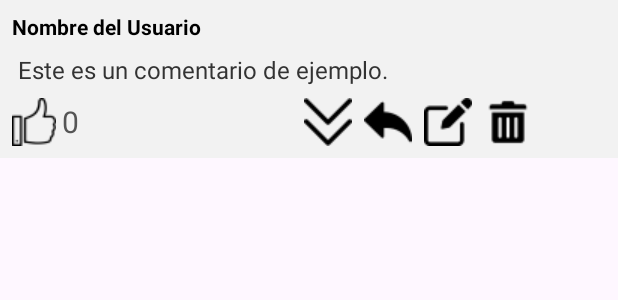
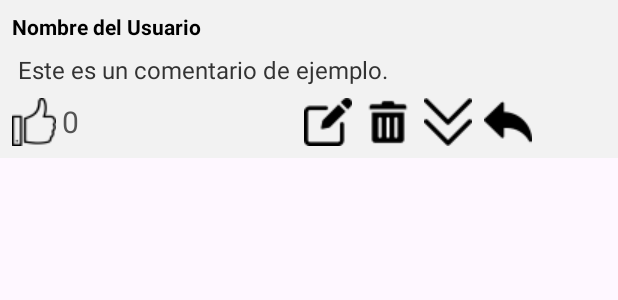
Before and after one commit to Stefano-Antonio/ReGym-AS, an Android app: the layout item_comentario.xml on its own in the app's theme, with its tools: preview values and no code run, on a phone screen of 412 x 824 dp. Shown: the top 300 px of the screen. Run offline under Robolectric (Android 15) with nearby library versions, the phone set to English and light mode, and no system bars.

Commit message:
Funciones de administrador, administrar comentarios terminado y correccion en eliminar de respuestas

```diff
--- a/app/src/main/java/com/example/regym/ApiClient.java
+++ b/app/src/main/java/com/example/regym/ApiClient.java
@@ -76,8 +76,8 @@ public class ApiClient {
         Call<List<Usuario>> getUsuarios();
 
         // Ruta para eliminar un usuario
-        @DELETE("/api/administrador/usuarios/eliminar/{matricula}")
-        Call<Void> eliminarUsuario(@Path("matricula") String matricula);
+        @DELETE("/api/administrador/usuarios/eliminar/{matricula}/{usuarioId}")
+        Call<Void> eliminarUsuario(@Path("matricula") String matricula,  @Path("usuarioId") String usuarioId);
 
         // Método para actualizar los datos de un usuario
         @PUT("/api/administrador/usuarios/editar/{matriculaAux}")
--- a/app/src/main/java/com/example/regym/MainActivity.java
+++ b/app/src/main/java/com/example/regym/MainActivity.java
@@ -7,7 +7,6 @@ import android.widget.Button;
 
 import androidx.appcompat.app.AppCompatActivity;
 
-import com.example.regym.administrador.Pantalla_Inicio_Administrador;
 import com.google.firebase.FirebaseApp;
 
 public class MainActivity extends AppCompatActivity {
@@ -27,7 +26,7 @@ public class MainActivity extends AppCompatActivity {
             @Override
             public void onClick(View v) {
 
-                Intent intent = new Intent(MainActivity.this, Pantalla_Inicio_Administrador.class);
+                Intent intent = new Intent(MainActivity.this, Pantalla_Inicio_Entrenador.class);
                 startActivity(intent);
             }
         });
--- a/app/src/main/java/com/example/regym/Pantalla_Iniciar_Sesion.java
+++ b/app/src/main/java/com/example/regym/Pantalla_Iniciar_Sesion.java
@@ -31,6 +31,8 @@ public class Pantalla_Iniciar_Sesion extends AppCompatActivity {
 
     private EditText correoEditText, passwordEditText;
     private String correo,password;
+    private String matricula;
+
     @SuppressLint("ClickableViewAccessibility")
     @Override
     protected void onCreate(Bundle savedInstanceState) {
@@ -119,7 +121,8 @@ public class Pantalla_Iniciar_Sesion extends AppCompatActivity {
             public void onResponse(Call<ResponseBody> call, Response<ResponseBody> response) {
                 if (response.isSuccessful() && response.body() != null) {
 
-                    String responseBodyString = null;
+                    String responseBodyString = String.valueOf(response.body());
+                    Log.d("API_REhSPONSE", responseBodyString);
                     try {
 
                         responseBodyString = response.body().string();
@@ -156,6 +159,7 @@ public class Pantalla_Iniciar_Sesion extends AppCompatActivity {
                             intent.putExtra("tipoUsuario", tipoUsuario);
                             intent.putExtra("userId", userId);
                             intent.putExtra("nombre", nombre);
+                            intent.putExtra("matricula", matricula);
 
                             //Guardar los datos en SharedPreferences
                             SharedPreferences usuarioDatos = getSharedPreferences("DatosUsuario", MODE_PRIVATE);
--- a/app/src/main/java/com/example/regym/administrador/Manual_Gimansia_Comentarios.java
+++ b/app/src/main/java/com/example/regym/administrador/Manual_Gimansia_Comentarios.java
@@ -18,6 +18,7 @@ public class Manual_Gimansia_Comentarios extends AppCompatActivity {
         super.onCreate(savedInstanceState);
         setContentView(R.layout.manual_gimansia_comentarios);
         String usuarioId = getIntent().getStringExtra("usuarioId");
+        String matricula = getIntent().getStringExtra("matricula");
 
 //Botones
         Button Salto_btn = findViewById(R.id.Salto_btn);
@@ -36,6 +37,7 @@ public class Manual_Gimansia_Comentarios extends AppCompatActivity {
                 String ComId = "S";
                 intent.putExtra("ComId",ComId);
                 intent.putExtra("usuarioId", usuarioId);
+                intent.putExtra("matricula", matricula);
                 startActivity(intent);
             }
         });
@@ -48,6 +50,7 @@ public class Manual_Gimansia_Comentarios extends AppCompatActivity {
                 String ComId = "P";
                 intent.putExtra("ComId",ComId);
                 intent.putExtra("usuarioId", usuarioId);
+                intent.putExtra("matricula", matricula);
                 startActivity(intent);
             }
         });
@@ -60,6 +63,7 @@ public class Manual_Gimansia_Comentarios extends AppCompatActivity {
                 String ComId = "B";
                 intent.putExtra("ComId",ComId);
                 intent.putExtra("usuarioId", usuarioId);
+                intent.putExtra("matricula", matricula);
                 startActivity(intent);
             }
         });
@@ -72,6 +76,7 @@ public class Manual_Gimansia_Comentarios extends AppCompatActivity {
                 String ComId = "V";
                 intent.putExtra("ComId",ComId);
                 intent.putExtra("usuarioId", usuarioId);
+                intent.putExtra("matricula", matricula);
                 startActivity(intent);
             }
         });
--- a/app/src/main/java/com/example/regym/manual_gimnasia/movimiento_Individual/Movimiento_Pantalla.java
+++ b/app/src/main/java/com/example/regym/manual_gimnasia/movimiento_Individual/Movimiento_Pantalla.java
@@ -375,7 +375,8 @@ public class Movimiento_Pantalla extends AppCompatActivity {
                     // Inicializa el adaptador con una lista vacía
                     SharedPreferences preferences = getSharedPreferences("DatosUsuario", MODE_PRIVATE);
                     String userId = preferences.getString("userId", null); // Debe ser el ObjectId del usuario
-                    comentarioAdapter = new ComentarioAdapter(listaComentariosEnMemoria, Movimiento_Pantalla.this, userId);
+                    String matricula = "Z";
+                    comentarioAdapter = new ComentarioAdapter(listaComentariosEnMemoria, Movimiento_Pantalla.this, userId, matricula);
 
                     // Asigna el adaptador al RecyclerView
                     recyclerView.setAdapter(comentarioAdapter);
--- a/app/src/main/res/layout/item_comentario.xml
+++ b/app/src/main/res/layout/item_comentario.xml
@@ -2,6 +2,7 @@
 <LinearLayout xmlns:android="http://schemas.android.com/apk/res/android"
     android:layout_width="match_parent"
     android:layout_height="wrap_content"
+    xmlns:app="http://schemas.android.com/apk/res-auto"
     android:orientation="vertical"
     android:padding="8dp"
     android:background="#f2f2f2"
@@ -52,6 +53,7 @@
 
     <!-- Sección para el ícono de like y el contador -->
     <LinearLayout
+        android:id="@+id/likeSection"
         android:layout_width="match_parent"
         android:layout_height="wrap_content"
         android:orientation="horizontal"
@@ -79,10 +81,30 @@
             android:textColor="#555555"
             android:layout_marginEnd="150dp" /> <!-- Add marginEnd -->/>
 
-        <!-- Botón de "responer" -->
-        <!-- Add marginEnd -->
-            />
-        <!-- Botón de "eliminar" -->
+        <ImageButton
+            android:id="@+id/btn_Editar"
+            android:layout_width="wrap_content"
+            android:layout_height="wrap_content"
+            android:padding="0dp"
+            android:layout_gravity="end"
+            android:layout_marginEnd="8dp"
+            app:layout_constraintEnd_toEndOf="parent"
+            app:layout_constraintTop_toTopOf="parent"
+            android:background="?attr/selectableItemBackgroundBorderless"
+
+            android:src="@drawable/editar" />
+
+        <ImageButton
+            android:id="@+id/btn_Eliminar"
+            android:layout_width="wrap_content"
+            android:layout_height="wrap_content"
+            android:layout_gravity="end"
+            android:layout_marginEnd="8dp"
+            app:layout_constraintEnd_toStartOf="@id/btn_Editar"
+            app:layout_constraintTop_toTopOf="parent"
+            android:background="?attr/selectableItemBackgroundBorderless"
+            android:padding="0dp"
+            android:src="@drawable/borrar" />
 
         <ImageButton
             android:id="@+id/btn_Respuestas"
@@ -90,13 +112,12 @@
             android:layout_height="wrap_content"
             android:layout_gravity="end"
             android:layout_marginEnd="8dp"
+            app:layout_constraintEnd_toStartOf="@id/btn_Eliminar"
+            app:layout_constraintTop_toTopOf="parent"
             android:background="?attr/selectableItemBackgroundBorderless"
             android:padding="0dp"
             android:src="@drawable/flecha_abajo" />
 
-        <!-- Add marginEnd -->
-            />
-        <!-- Botón de "editar" -->
         <ImageButton
             android:id="@+id/btn_Responder"
             android:layout_width="wrap_content"
@@ -107,33 +128,7 @@
             android:padding="0dp"
             android:src="@drawable/responder" />
 
-
-        <ImageButton
-            android:id="@+id/btn_Editar"
-            android:layout_width="wrap_content"
-            android:layout_height="wrap_content"
-            android:layout_gravity="end"
-            android:layout_marginEnd="8dp"
-            android:background="?attr/selectableItemBackgroundBorderless"
-            android:padding="0dp"
-            android:src="@drawable/editar" />
-
-        <ImageButton
-            android:id="@+id/btn_Eliminar"
-            android:layout_width="wrap_content"
-            android:layout_height="wrap_content"
-            android:layout_gravity="end"
-            android:layout_marginEnd="8dp"
-            android:background="?attr/selectableItemBackgroundBorderless"
-            android:padding="0dp"
-            android:src="@drawable/borrar" />
-
-        <!-- Add marginEnd -->
-        />
-
     </LinearLayout>
-
-
 
     <androidx.recyclerview.widget.RecyclerView
         android:id="@+id/recyclerViewRespuestas"
--- a/app/src/main/res/layout/movimiento_pantalla.xml
+++ b/app/src/main/res/layout/movimiento_pantalla.xml
@@ -177,8 +177,8 @@
             android:layout_width="match_parent"
             android:layout_height="wrap_content"
             android:layout_gravity="center_horizontal"
-            android:visibility="gone">
-            <!---->
+            >
+            <!--android:visibility="gone"-->
 
             <!-- Contenedor para la lista de comentarios -->
             <LinearLayout
```
Also changed, not shown: app/src/main/java/com/example/regym/administrador/Comentarios_Usuario.java (+12 -4 lines), app/src/main/java/com/example/regym/administrador/Pantalla_Inicio_Administrador.java (+6 -3 lines), app/src/main/java/com/example/regym/manual_gimnasia/movimiento_Individual/ComentarioAdapter.java (+57 -9 lines), app/src/main/java/com/example/regym/manual_gimnasia/movimiento_Individual/RespuestaAdapter.java (+14 -1 lines), app/src/main/res/layout/comentarios_usuario.xml (+6 -13 lines).
